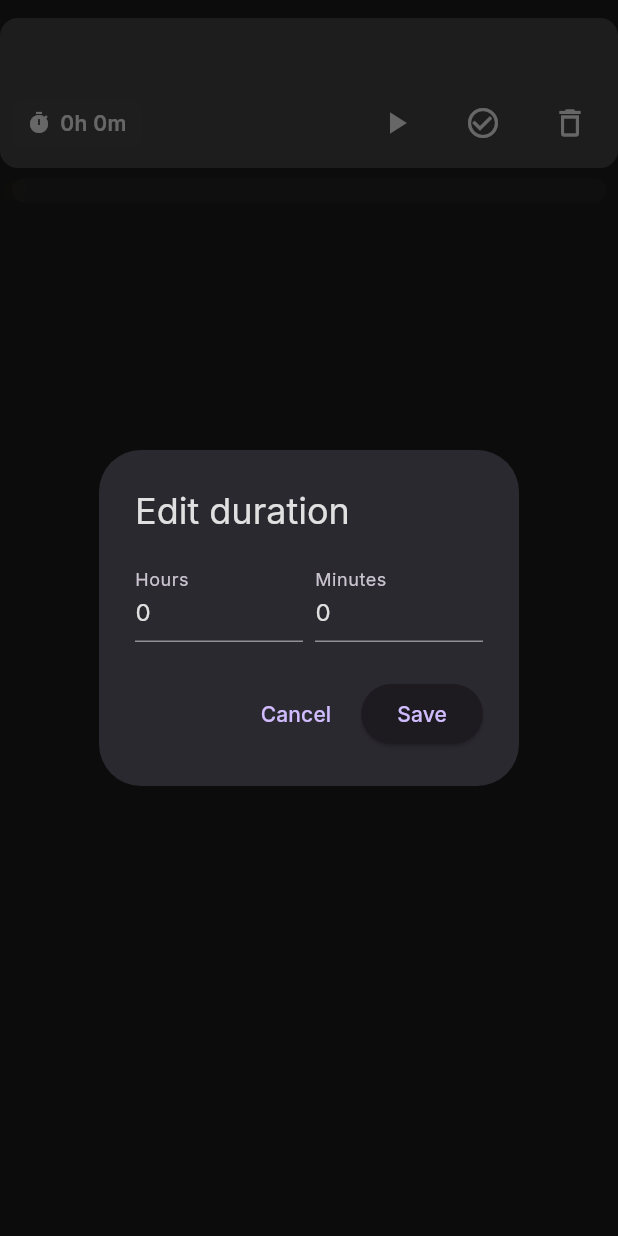
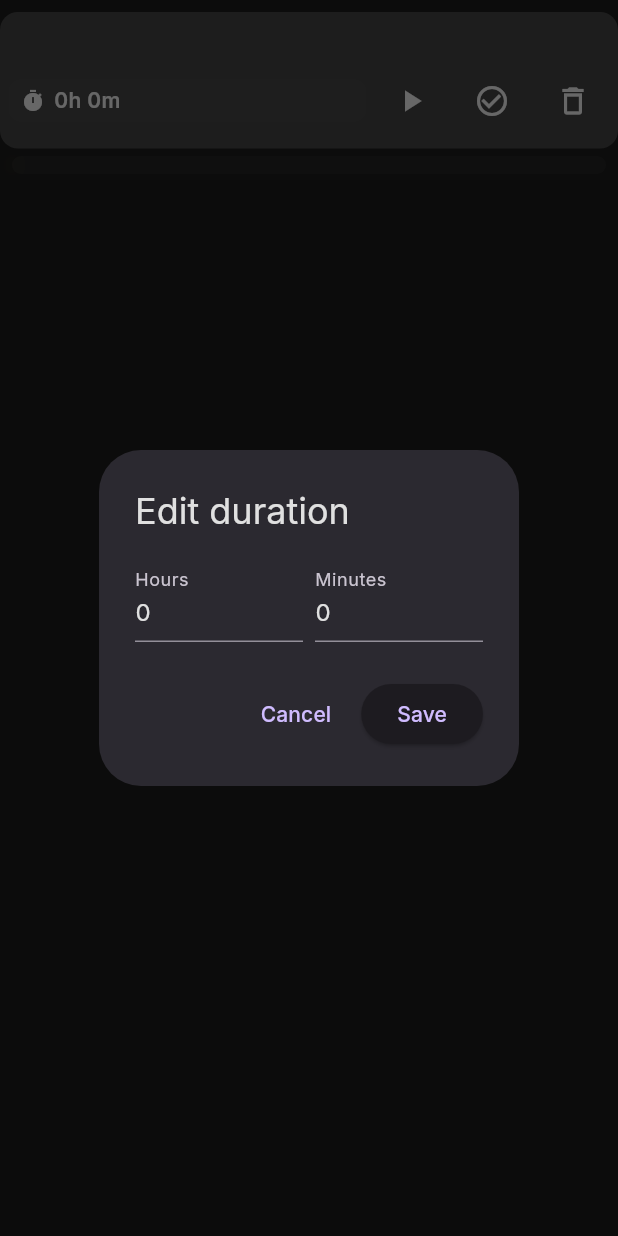
Before and after one commit to newprayas/Mobile-dev-todoapp, a Flutter app: the TaskCard widget shown alone on an empty page, opened directly with empty values, after a tap on an icon or button, on a phone screen of 412 x 824 dp. Run offline on Flutter 3.47's test engine with Material 3 defaults, Android fonts, the phone set to English and light mode, and no system bars; our stand-ins replace audioplayers, dio, flutter_local_notifications, flutter_secure_storage, google_fonts, google_sign_in and 1 more; accounts and stored records are empty; network calls fail.

Commit message:
UI FIXED

```diff
--- a/flutter_app/lib/widgets/task_card.dart
+++ b/flutter_app/lib/widgets/task_card.dart
@@ -48,12 +48,17 @@
         'TASK_CARD: id=${todo.id} cachedFocused=$cachedFocused planned=$plannedSeconds isOverdue=$isOverdue',
       );
     }
+    return AnimatedBuilder(
+      animation: TimerService.instance,
+      builder: (context, _) {
+        final isContinuedOverdue = TimerService.instance
+            .hasUserContinuedOverdue(todo.text);
         return Opacity(
           opacity: todo.completed ? 0.5 : 1.0,
           child: Column(
             crossAxisAlignment: CrossAxisAlignment.start,
             children: [
-          const SizedBox(height: 12),
+              const SizedBox(height: 8),
               LayoutBuilder(
                 builder: (ctx, constraints) {
                   final cardWidth = constraints.maxWidth;
@@ -64,19 +69,19 @@
                           : progress));
                   const fillColor = Colors.transparent; // Remove yellow hue
                   return Container(
-                padding: const EdgeInsets.symmetric(horizontal: 8, vertical: 6),
+                    padding: const EdgeInsets.symmetric(
+                      horizontal: 6,
+                      vertical: 4,
+                    ),
                     decoration: BoxDecoration(
                       color: AppColors.midGray,
                       borderRadius: BorderRadius.circular(12),
-                  // Use a consistent single gray appearance; remove colored borders/shadows
-                  border: null,
-                  boxShadow: null,
                     ),
                     child: Stack(
                       alignment: Alignment.centerLeft,
                       children: [
+                        // Base background - allow height to expand to fit content (status label)
                         Container(
-                      height: 64,
                           decoration: BoxDecoration(
                             color: AppColors.midGray,
                             borderRadius: BorderRadius.circular(10),
@@ -91,7 +96,8 @@
                               child: AnimatedContainer(
                                 duration: const Duration(milliseconds: 400),
                                 width: fillWidth.clamp(0.0, cardWidth * 2),
-                            height: 64,
+                                // stretch to parent height so overlay covers the whole card
+                                height: double.infinity,
                                 decoration: BoxDecoration(
                                   color: fillColor,
                                   borderRadius: BorderRadius.circular(10),
@@ -103,6 +109,7 @@
                         Column(
                           crossAxisAlignment: CrossAxisAlignment.start,
                           children: [
+                            // Title row with editable text and optional red-dot
                             Container(
                               decoration: isActive
                                   ? BoxDecoration(
@@ -116,7 +123,6 @@
                               child: Focus(
                                 child: Builder(
                                   builder: (ctx) {
-                                // Place the editable title and a possible red-dot indicator in a row
                                     return Row(
                                       children: [
                                         Expanded(
@@ -124,18 +130,18 @@
                                             controller: editController,
                                             style: TextStyle(
                                               color: AppColors.lightGray,
-                                          fontSize: 16,
+                                              fontSize: 15,
                                               fontWeight: FontWeight.w700,
-                                          decoration: todo.completed
-                                              ? TextDecoration.lineThrough
-                                              : TextDecoration.none,
+                                              fontStyle: todo.completed
+                                                  ? FontStyle.italic
+                                                  : FontStyle.normal,
                                             ),
                                             decoration: InputDecoration(
                                               isDense: true,
                                               contentPadding:
                                                   const EdgeInsets.symmetric(
-                                                horizontal: 8,
-                                                vertical: 4,
+                                                    horizontal: 6,
+                                                    vertical: 2,
                                                   ),
                                               filled: false,
                                               border: InputBorder.none,
@@ -147,9 +153,11 @@
                                             },
                                           ),
                                         ),
-                                    // show red-dot emoji if user chose to continue on an overdue task
-                                    if (TimerService.instance
-                                        .hasUserContinuedOverdue(todo.text))
+                                        if (!todo.completed &&
+                                            TimerService.instance
+                                                .hasUserContinuedOverdue(
+                                                  todo.text,
+                                                ))
                                           const Padding(
                                             padding: EdgeInsets.only(left: 8.0),
                                             child: Text('🔴'),
@@ -160,52 +168,43 @@
                                 ),
                               ),
                             ),
-                        const SizedBox(height: 8),
-                        // Completed / Underdue / Overdue status label (shown only for completed tasks)
+                            // Small gap then status label directly under the title (global rule)
+                            const SizedBox(height: 4),
+                            // Show overdue/underdue tag below the task name for any task that has one
                             Builder(
-                          builder: (sctx) {
-                            // Only show when the server provided a planned duration
-                            if (!todo.completed) return const SizedBox.shrink();
-                            final plannedSecondsLocal = plannedSeconds;
-                            if (plannedSecondsLocal <= 0) {
-                              return const SizedBox.shrink();
-                            }
-                            // Decide state: overdue > 0 => overdue; else underdue if focused < planned; else completed
-                            final isOverdueNow = todo.overdueTime > 0;
-                            final focused = todo.focusedTime;
-                            String labelText;
-                            Color labelColor;
-                            if (isOverdueNow) {
-                              labelText = 'Overdue: +${todo.overdueTime}m';
-                              labelColor = Colors.redAccent;
-                            } else if (focused < plannedSecondsLocal) {
-                              labelText = 'Underdue task';
-                              labelColor = AppColors.brightYellow;
-                            } else {
-                              labelText = 'Completed task';
-                              labelColor = AppColors.priorityLow; // green-ish
-                            }
-                            if (kDebugMode) {
-                              debugPrint(
-                                'TASK_STATUS: id=${todo.id} label=$labelText focused=$focused planned=$plannedSecondsLocal overdue=${todo.overdueTime}',
-                              );
-                            }
+                              builder: (ctx) {
+                                final isActiveOverdue =
+                                    (plannedSeconds > 0 &&
+                                    cachedFocused >= plannedSeconds);
+                                final showTag =
+                                    isActiveOverdue ||
+                                    isContinuedOverdue ||
+                                    (todo.overdueTime > 0) ||
+                                    (todo.completed &&
+                                        plannedSeconds > 0 &&
+                                        ((cachedFocused / plannedSeconds) * 100)
+                                                .round() <
+                                            100);
+                                if (!showTag) return const SizedBox.shrink();
                                 return Padding(
-                              padding: const EdgeInsets.only(bottom: 6.0),
-                              child: Text(
-                                labelText,
-                                style: TextStyle(
-                                  color: labelColor,
-                                  fontSize: 12,
-                                  fontWeight: FontWeight.w600,
+                                  padding: const EdgeInsets.only(
+                                    left: 6.0,
+                                    bottom: 4.0,
                                   ),
+                                  child: _buildStatusDisplay(
+                                    todo,
+                                    cachedFocused,
+                                    plannedSeconds,
+                                    isContinuedOverdue,
                                   ),
                                 );
                               },
                             ),
+                            // Row with duration (wrapped in Flexible to prevent overflow) and controls
                             Row(
                               children: [
-                            GestureDetector(
+                                Flexible(
+                                  child: GestureDetector(
                                     onTap: () async {
                                       final tmpHours = TextEditingController(
                                         text: '${todo.durationHours}',
@@ -222,8 +221,10 @@
                                               Expanded(
                                                 child: TextField(
                                                   controller: tmpHours,
-                                            keyboardType: TextInputType.number,
-                                            decoration: const InputDecoration(
+                                                  keyboardType:
+                                                      TextInputType.number,
+                                                  decoration:
+                                                      const InputDecoration(
                                                         labelText: 'Hours',
                                                       ),
                                                 ),
@@ -232,8 +233,10 @@
                                               Expanded(
                                                 child: TextField(
                                                   controller: tmpMins,
-                                            keyboardType: TextInputType.number,
-                                            decoration: const InputDecoration(
+                                                  keyboardType:
+                                                      TextInputType.number,
+                                                  decoration:
+                                                      const InputDecoration(
                                                         labelText: 'Minutes',
                                                       ),
                                                 ),
@@ -255,15 +258,17 @@
                                         ),
                                       );
                                       if (ok == true) {
-                                  final h = int.tryParse(tmpHours.text) ?? 0;
-                                  final m = int.tryParse(tmpMins.text) ?? 0;
+                                        final h =
+                                            int.tryParse(tmpHours.text) ?? 0;
+                                        final m =
+                                            int.tryParse(tmpMins.text) ?? 0;
                                         await onUpdateDuration(h, m);
                                       }
                                     },
                                     child: Container(
                                       padding: const EdgeInsets.symmetric(
-                                  horizontal: 10,
-                                  vertical: 6,
+                                        horizontal: 8,
+                                        vertical: 4,
                                       ),
                                       decoration: BoxDecoration(
                                         color: Colors.grey[800],
@@ -284,25 +289,13 @@
                                               fontWeight: FontWeight.w600,
                                             ),
                                           ),
-                                    // Inline overdue badge only for active (not completed) tasks
-                                    if (!todo.completed &&
-                                        isOverdue &&
-                                        todo.overdueTime > 0) ...[
-                                      const SizedBox(width: 6),
-                                      Text(
-                                        '(+${todo.overdueTime}m overdue)',
-                                        style: const TextStyle(
-                                          color: Colors.redAccent,
-                                          fontSize: 12,
-                                        ),
-                                      ),
-                                    ],
                                         ],
                                       ),
                                     ),
                                   ),
-                            const Spacer(),
-                            // Hide play button for completed tasks
+                                ),
+                                const SizedBox(width: 6),
+                                // Controls
                                 if (!todo.completed)
                                   Hero(
                                     tag: 'play_${todo.id}',
@@ -322,7 +315,7 @@
                                       ),
                                     ),
                                   ),
-                            const SizedBox(width: 10),
+                                const SizedBox(width: 6),
                                 IconButton(
                                   icon: Icon(
                                     todo.completed
@@ -332,21 +325,35 @@
                                   color: AppColors.lightGray,
                                   onPressed: () async {
                                     if (kDebugMode) {
-                                  debugPrint('Toggle tapped for ${todo.id}');
+                                      debugPrint(
+                                        'Toggle tapped for ${todo.id}',
+                                      );
                                     }
+                                    // When marking completed, also clear the minibar if this task was active
+                                    try {
+                                      if (todo.completed == false &&
+                                          TimerService
+                                                  .instance
+                                                  .activeTaskName ==
+                                              todo.text) {
+                                        TimerService.instance.clear();
+                                      }
+                                    } catch (_) {}
                                     await onToggle();
                                   },
                                   tooltip: todo.completed
                                       ? 'Mark incomplete'
                                       : 'Mark completed',
                                 ),
-                            const SizedBox(width: 10),
+                                const SizedBox(width: 6),
                                 IconButton(
                                   icon: const Icon(Icons.delete_outline),
                                   color: AppColors.lightGray,
                                   onPressed: () async {
                                     if (kDebugMode) {
-                                  debugPrint('Delete tapped for ${todo.id}');
+                                      debugPrint(
+                                        'Delete tapped for ${todo.id}',
+                                      );
                                     }
                                     await onDelete();
                                   },
@@ -355,6 +362,7 @@
                               ],
                             ),
                             // Live progress bar was moved below the card for full visibility
+                            const SizedBox(height: 4),
                           ],
                         ),
                       ],
@@ -363,10 +371,12 @@
                 },
               ),
               // Progress bar below the task card (full-width and easy to see)
+              // Do not show progress bars for completed tasks or tasks the user continued while overdue
+              if (!todo.completed && !isContinuedOverdue)
                 Padding(
-            padding: const EdgeInsets.only(top: 6.0),
+                  padding: const EdgeInsets.only(top: 4.0),
                   child: SizedBox(
-              height: 18,
+                    height: 14,
                     child: ProgressBar(
                       focusedSeconds: cachedFocused,
                       plannedSeconds: plannedSeconds,
@@ -376,5 +386,68 @@
             ],
           ),
         );
+      },
+    );
+  }
+
+  Widget _buildStatusDisplay(
+    Todo todo,
+    int cachedFocused,
+    int plannedSeconds,
+    bool isContinuedOverdue,
+  ) {
+    // For continued overdue tasks, show overdue time
+    final isActiveOverdue =
+        plannedSeconds > 0 && cachedFocused >= plannedSeconds;
+    if (isContinuedOverdue || (todo.overdueTime > 0) || isActiveOverdue) {
+      // Calculate overdue seconds - prefer real-time calculation for active tasks
+      int overdueSeconds = 0;
+      if ((isContinuedOverdue || isActiveOverdue) && plannedSeconds > 0) {
+        overdueSeconds = math.max(0, cachedFocused - plannedSeconds);
+      } else if (todo.overdueTime > 0) {
+        overdueSeconds = todo.overdueTime * 60; // convert minutes to seconds
+      }
+
+      if (overdueSeconds > 0) {
+        final formattedTime = _formatOverdueTime(overdueSeconds);
+        return Text(
+          'Overdue: $formattedTime',
+          style: const TextStyle(
+            color: Colors.redAccent,
+            fontSize: 12,
+            fontWeight: FontWeight.w500,
+          ),
+        );
       }
     }
+
+    // For completed tasks that are underdue, show percentage
+    if (todo.completed && plannedSeconds > 0) {
+      final percentage = ((cachedFocused / plannedSeconds) * 100).round();
+      if (percentage < 100) {
+        return Text(
+          'Underdue task $percentage%',
+          style: const TextStyle(
+            color: Colors.orangeAccent,
+            fontSize: 12,
+            fontWeight: FontWeight.w500,
+          ),
+        );
+      }
+    }
+
+    return const SizedBox.shrink();
+  }
+
+  String _formatOverdueTime(int seconds) {
+    final hours = seconds ~/ 3600;
+    final minutes = (seconds % 3600) ~/ 60;
+    final secs = seconds % 60;
+
+    if (hours > 0) {
+      return '$hours:${minutes.toString().padLeft(2, '0')}:${secs.toString().padLeft(2, '0')}';
+    } else {
+      return '$minutes:${secs.toString().padLeft(2, '0')}';
+    }
+  }
+}
```
Also changed, not shown: flutter_app/lib/screens/pomodoro_screen.dart (+9 -3 lines), 1 other file. Lines whose indentation alone changed are shown as unchanged.
